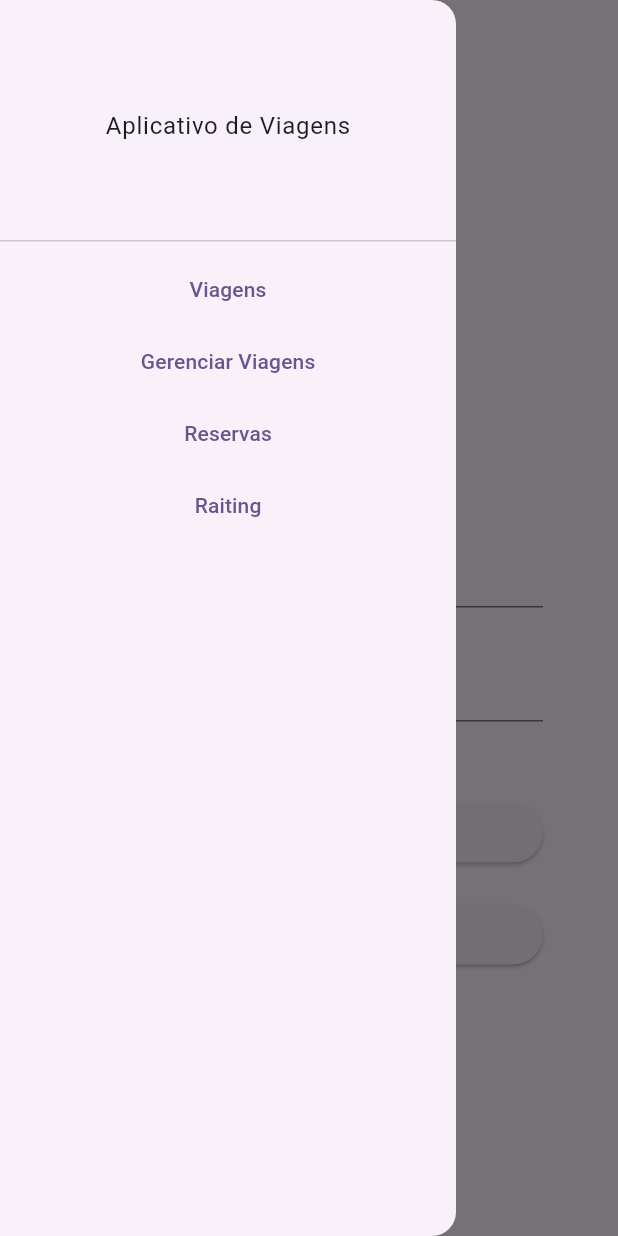
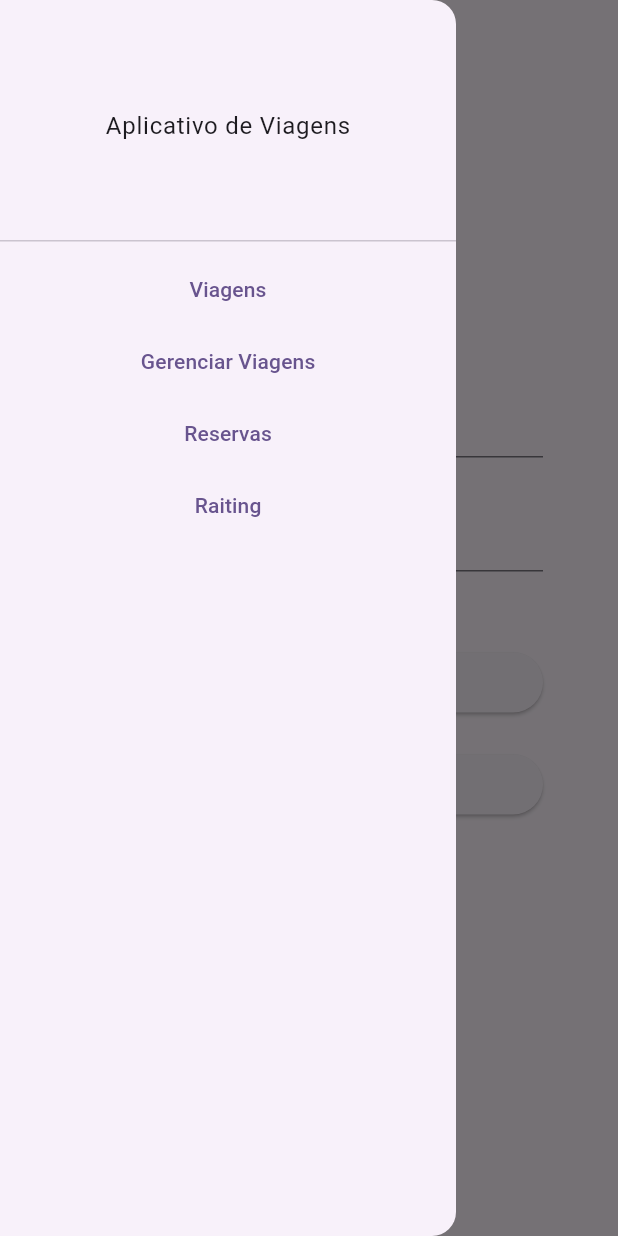
Before and after one commit to ErikMaia/dm_projeto_final, a Flutter app: the Login screen opened by its route, with the side drawer open, on a phone screen of 412 x 824 dp. Run offline on Flutter 3.47's test engine with Material 2 defaults, Android fonts, the phone set to English and light mode, and no system bars; our stand-ins replace shared_preferences; accounts and stored records are empty; network calls fail.

```diff
--- a/app/lib/Data/datasources/user_data.dart
+++ b/app/lib/Data/datasources/user_data.dart
@@ -20,11 +20,10 @@ class UserData {
 
     if (response.statusCode == 200) {
       SharedPreferences prefs = await SharedPreferences.getInstance();
-      var user = UserModel.fromMap(json.decode(response.body));
-      prefs.setInt('userId', user.userId!);
+      var user = response.body;
+      prefs.setString('userId', user);
       return true;
     } else {
-      //print('Falha no login');
       return false;
     }
   }
--- a/app/lib/constants.dart
+++ b/app/lib/constants.dart
@@ -1,5 +1,5 @@
 class Constants {
-  static String baseUrl = 'http://192.168.221.242:80';
+  static String baseUrl = 'http://192.168.0.105:80';
   static String reservationUrl= "$baseUrl/Reservation";
   static String travelUrl = "$baseUrl/Travel";
   static String userUrl = "$baseUrl/User";
--- a/app/lib/main.dart
+++ b/app/lib/main.dart
@@ -26,7 +26,7 @@ class MyApp extends StatelessWidget {
         useMaterial3: true,
 
       ),
-      home: const Reservation(),
+      home: const Tavel(),
       routes: {
         // registro
         'register': (context) => const Register(),
--- a/app/lib/pages/login.dart
+++ b/app/lib/pages/login.dart
@@ -44,10 +44,12 @@ class _LoginState extends State<Login> {
   Widget build(BuildContext context) {
     return Scaffold(
       appBar: AppBar(),
-      drawer: DrawerDefault(),
+      drawer: const DrawerDefault(),
       // ignore: avoid_unnecessary_containers
-      body: Padding(
-        padding: const EdgeInsets.only(top: 250, left: 50, right: 50),
+      body: ListView(
+        children: [
+          Padding(
+            padding: const EdgeInsets.only(top: 150, left: 50, right: 50),
             child: Center(
                 child: Column(
               children: [
@@ -81,9 +83,12 @@ class _LoginState extends State<Login> {
                   text: 'Registrar',
                   onPress: () {
                     Navigator.of(context).pushNamed('register');
-                })
+                  },
+                )
               ],
             )),
+          ),
+        ],
       ),
     );
   }
--- a/app/lib/pages/no_auth.dart
+++ b/app/lib/pages/no_auth.dart
@@ -23,7 +23,7 @@ class _NoAuthState extends State<NoAuth> {
         title: const Text('Falha ao se autenticar'),
 
       ),
-      drawer: DrawerDefault(),
+      drawer: const DrawerDefault(),
       body: Center(
         child: SizedBox(
           width: 100,
--- a/app/lib/pages/rating.dart
+++ b/app/lib/pages/rating.dart
@@ -23,7 +23,7 @@ class _RatingState extends State<Rating> {
   Widget build(BuildContext context) {
     return Scaffold(
       appBar: AppBar(title: const Text('Avaliar')),
-      drawer: DrawerDefault(),
+      drawer: const DrawerDefault(),
       body: Scaffold(
         body: Stack(
           alignment: Alignment.center,
--- a/app/lib/pages/reservation_detail.dart
+++ b/app/lib/pages/reservation_detail.dart
@@ -24,7 +24,7 @@ class ReservationDetails extends StatelessWidget {
   Widget build(BuildContext context) {
     return Scaffold(
       appBar: AppBar(),
-      drawer: DrawerDefault(),
+      drawer: const DrawerDefault(),
       body: ListView(
         children: [
           Text(
--- a/app/lib/pages/travel.dart
+++ b/app/lib/pages/travel.dart
@@ -35,7 +35,7 @@ class _TavelState extends State<Tavel> {
   Widget build(BuildContext context) {
     return Scaffold(
       appBar: AppBar(title: const Text('Viagens')),
-      drawer: DrawerDefault(),
+      drawer: const DrawerDefault(),
       // ignore: avoid_unnecessary_containers
       body: Padding(
         padding: const EdgeInsets.all(8),
@@ -52,15 +52,17 @@ class _TavelState extends State<Tavel> {
                     builder: (context) => TravelDetail(
                       description: local.description!,
                       image: local.image!,
+                      name : local.name!,
                       context: context,
                       start: _travels[index].startDate,
+                      end: _travels[index].endDate,
                     ),
                   ),
                 );
               },
               title: local.name!,
               description: local.description!,
-              imageUrl: local.image!,
+              imageUrl: local.image!, price: _travels[index].price,
             );
           },
         ),
--- a/app/lib/pages/travel_management.dart
+++ b/app/lib/pages/travel_management.dart
@@ -10,7 +10,7 @@ class TavelManagement extends StatelessWidget {
   Widget build(BuildContext context) {
     return Scaffold(
       appBar: AppBar(title: const Text('Gerenciamento de Viagens')),
-      drawer: DrawerDefault(),
+      drawer: const DrawerDefault(),
       body: Padding(
         padding: const EdgeInsets.all(8),
         child: ListView(
@@ -26,6 +26,7 @@ class TavelManagement extends StatelessWidget {
               description: "description",
               imageUrl:
                   'https://dynamic-media-cdn.tripadvisor.com/media/photo-o/03/9b/2d/ce/foz-do-iguacu.jpg?w=700&h=500&s=1',
+              price: null,
             )
           ],
         ),
--- a/app/lib/pages/travel_manegement_detail.dart
+++ b/app/lib/pages/travel_manegement_detail.dart
@@ -46,7 +46,7 @@ class _TravelManegegementDetailState extends State<TravelManegegementDetail> {
     setInialState();
     return Scaffold(
       appBar: AppBar(title: const Text('Gerenciar Viagens')),
-      drawer: DrawerDefault(),
+      drawer: const DrawerDefault(),
       body: ListView(
         children: [
           SizedBox(
--- a/app/lib/pages/travel_tracking.dart
+++ b/app/lib/pages/travel_tracking.dart
@@ -8,7 +8,7 @@ class TravelTracking extends StatelessWidget {
   Widget build(BuildContext context) {
     return Scaffold(
       appBar: AppBar(title: const Text('Rastreamento de Viagens')),
-      drawer: DrawerDefault(),
+      drawer: const DrawerDefault(),
       // ignore: avoid_unnecessary_containers
       body: Container(),
     );
--- a/app/lib/widget/drawer_default.dart
+++ b/app/lib/widget/drawer_default.dart
@@ -1,9 +1,35 @@
 import 'package:flutter/material.dart';
+import 'package:shared_preferences/shared_preferences.dart';
 
 // ignore: must_be_immutable
-class DrawerDefault extends StatelessWidget {
-  DrawerDefault({super.key});
+class DrawerDefault extends StatefulWidget {
+  const DrawerDefault({super.key});
+
+  @override
+  State<DrawerDefault> createState() => _DrawerDefaultState();
+}
+
+class _DrawerDefaultState extends State<DrawerDefault> {
   late BuildContext _context;
+
+  String _user = "";
+  @override
+  void initState() {
+    super.initState();
+    getUser();
+  }
+
+  Future<void> getUser() async {
+    SharedPreferences prefs = await SharedPreferences.getInstance();
+    _user = prefs.getString("userId")??'';
+    setState(() {});
+  }
+
+  Future<void> setUser() async {
+    SharedPreferences prefs = await SharedPreferences.getInstance();
+    prefs.setString("userId", "");
+  }
+
   void _navigateToTravel() {
     Navigator.of(_context).popAndPushNamed('travel');
   }
@@ -19,10 +45,8 @@ class DrawerDefault extends StatelessWidget {
   void _navigateToRaiting() {
     Navigator.of(_context).popAndPushNamed('rating');
   }
+
   // void _navigateToTracking() {
-  //   Navigator.of(_context).popAndPushNamed('travel_tracking');
-  // }
-
   @override
   Widget build(BuildContext context) {
     _context = context;
@@ -50,6 +74,12 @@ class DrawerDefault extends StatelessWidget {
             onPressed: _navigateToRaiting,
             child: const Text("Raiting"),
           ),
+          _user != ''
+              ? TextButton(
+                  onPressed: setUser,
+                  child: const Text("Logout"),
+                )
+              : const Text(""),
         ],
       ),
     );
```
Also changed, not shown: app/lib/Data/models/travel_model.dart (+13 -5 lines), app/lib/pages/register.dart (+8 -2 lines), app/lib/pages/reservation.dart (+43 -17 lines), app/lib/pages/travel_detail.dart (+17 -6 lines), app/lib/styles/styles.dart (+6 -3 lines), app/lib/widget/travel_tile.dart (+5 -3 lines). Lines whose indentation alone changed are shown as unchanged.
